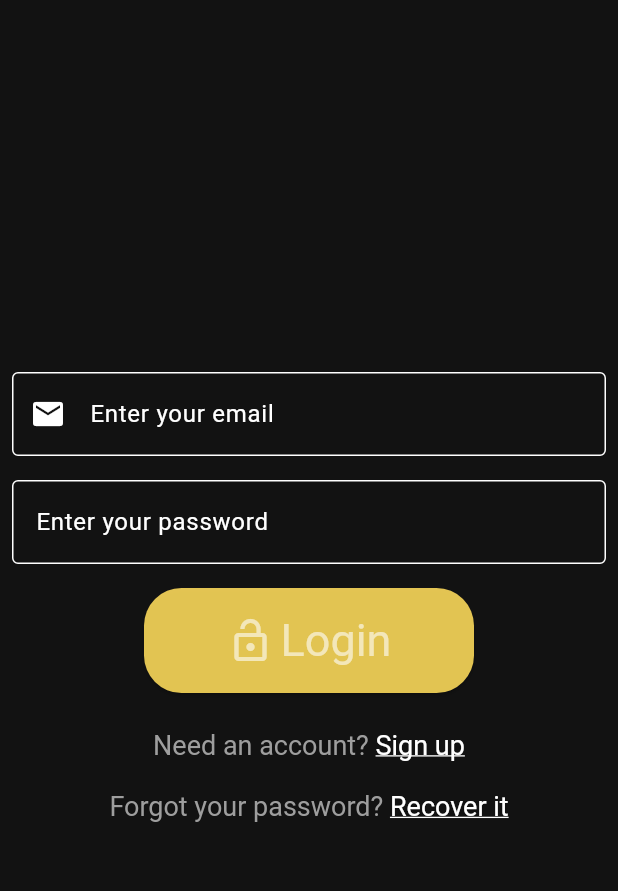
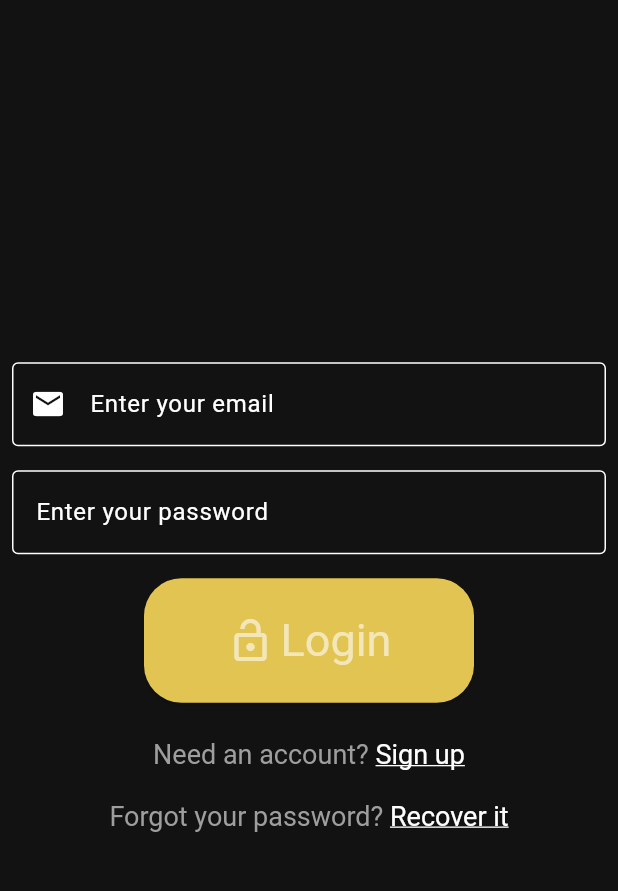
Before and after one commit to nicolas-ferrada/mycustomnotes_website, a Flutter app: the screen it shows after launch, on a phone screen of 412 x 824 dp, the part 63-954 px from its top. Run offline on Flutter 3.47's test engine with Material 2 defaults, Android fonts, the phone set to English and light mode, and no system bars; our stand-ins replace cloud_firestore, connectivity_plus, firebase_auth, firebase_core, share_plus, shared_preferences; missing offline and left inert: any_link_preview; accounts and stored records are empty; generated files the repository leaves out were written again.

Commit message:
login button increased vertical padding

```diff
--- a/lib/presentation/pages/login_page/login_page.dart
+++ b/lib/presentation/pages/login_page/login_page.dart
@@ -84,9 +84,9 @@ class _LoginPageState extends State<LoginPage> {
                   backgroundColor: const Color.fromRGBO(250, 216, 90, 0.9),
                   minimumSize: const Size(220, 70),
                   shape: RoundedRectangleBorder(
-                    borderRadius: BorderRadius.circular(25),
-                  ),
-                  padding: const EdgeInsets.all(10),
+                      borderRadius: BorderRadius.circular(25)),
+                  padding:
+                      const EdgeInsets.symmetric(horizontal: 8, vertical: 24),
                 ),
                 onPressed: () async {
                   // Login firebase.
```
